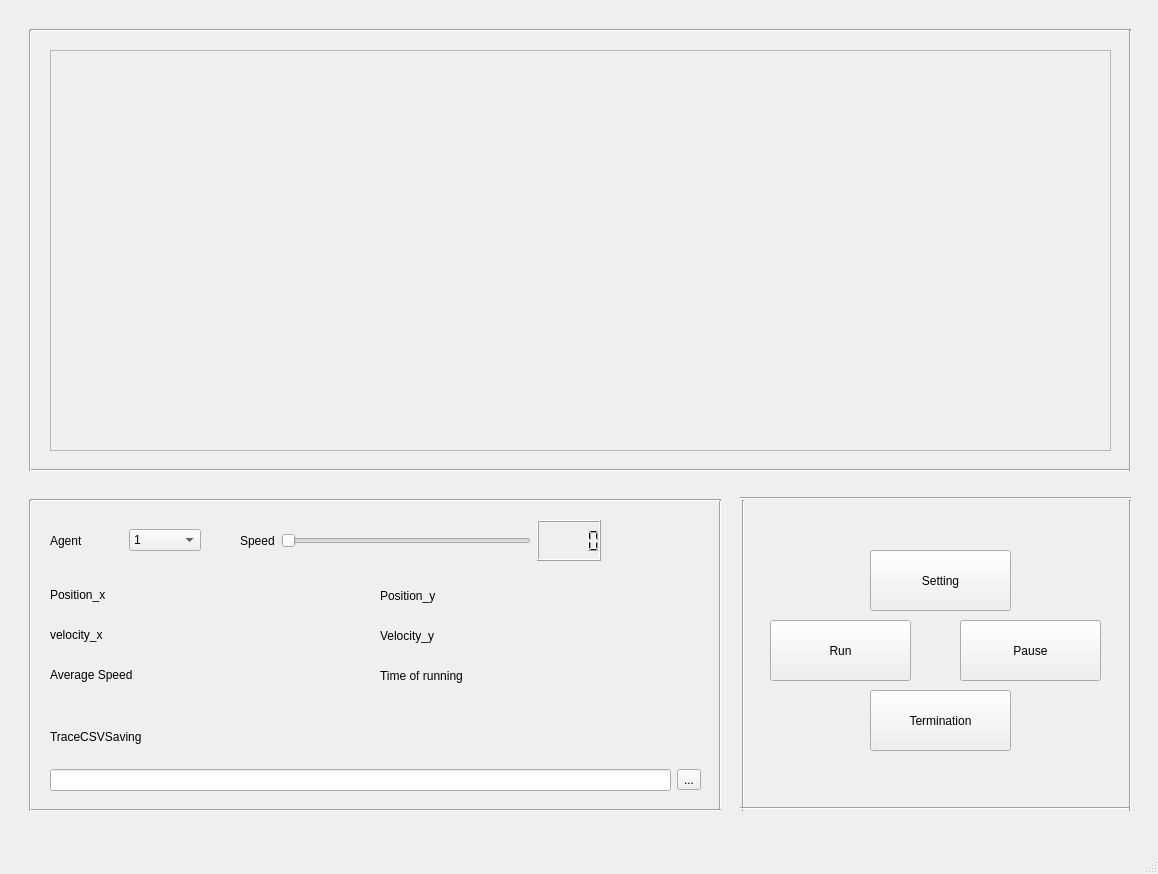
my-HenryS/pypeds, file pypeds/gui/ui/mainwindow_main.ui: the form before one commit.
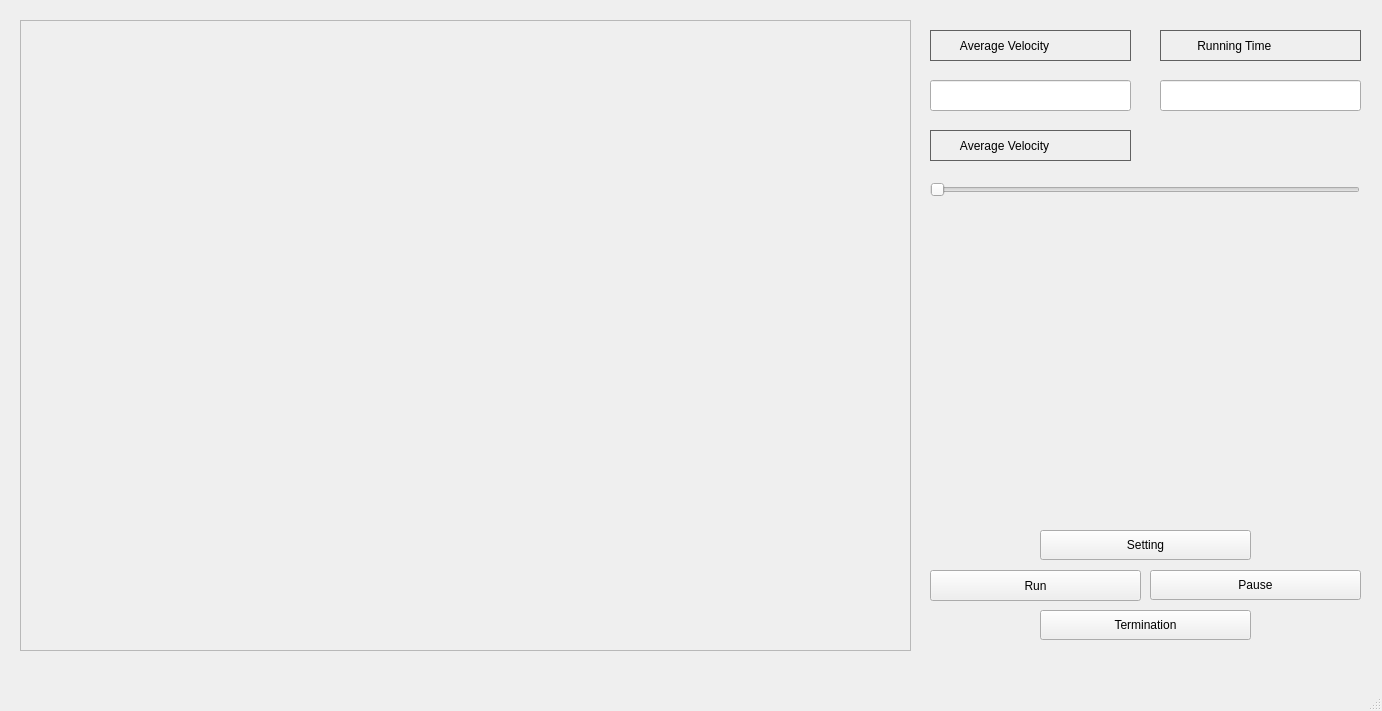
The form after the commit.

Diff of the .ui file:
```diff
--- a/pypeds/gui/ui/mainwindow_main.ui
+++ b/pypeds/gui/ui/mainwindow_main.ui
@@ -6,141 +6,21 @@
    <rect>
     <x>0</x>
     <y>0</y>
-    <width>1158</width>
-    <height>874</height>
+    <width>1382</width>
+    <height>711</height>
    </rect>
   </property>
   <property name="windowTitle">
    <string>MainWindow</string>
   </property>
   <widget class="QWidget" name="centralwidget">
-   <widget class="QLabel" name="label_6">
-    <property name="geometry">
-     <rect>
-      <x>50</x>
-      <y>580</y>
-      <width>71</width>
-      <height>29</height>
-     </rect>
-    </property>
-    <property name="text">
-     <string>Position_x</string>
-    </property>
-   </widget>
-   <widget class="Line" name="line_12">
-    <property name="geometry">
-     <rect>
-      <x>710</x>
-      <y>500</y>
-      <width>20</width>
-      <height>311</height>
-     </rect>
-    </property>
-    <property name="orientation">
-     <enum>Qt::Vertical</enum>
-    </property>
-   </widget>
-   <widget class="QLabel" name="label_9">
-    <property name="geometry">
-     <rect>
-      <x>380</x>
-      <y>620</y>
-      <width>71</width>
-      <height>31</height>
-     </rect>
-    </property>
-    <property name="text">
-     <string>Velocity_y</string>
-    </property>
-   </widget>
-   <widget class="Line" name="line_9">
-    <property name="geometry">
-     <rect>
-      <x>30</x>
-      <y>800</y>
-      <width>691</width>
-      <height>20</height>
-     </rect>
-    </property>
-    <property name="orientation">
-     <enum>Qt::Horizontal</enum>
-    </property>
-   </widget>
-   <widget class="QLabel" name="label_15">
-    <property name="geometry">
-     <rect>
-      <x>50</x>
-      <y>660</y>
-      <width>116</width>
-      <height>29</height>
-     </rect>
-    </property>
-    <property name="text">
-     <string>Average Speed    </string>
-    </property>
-   </widget>
-   <widget class="QLabel" name="label_14">
-    <property name="geometry">
-     <rect>
-      <x>380</x>
-      <y>660</y>
-      <width>108</width>
-      <height>31</height>
-     </rect>
-    </property>
-    <property name="text">
-     <string>Time of running</string>
-    </property>
-   </widget>
-   <widget class="Line" name="line_10">
-    <property name="geometry">
-     <rect>
-      <x>30</x>
-      <y>490</y>
-      <width>691</width>
-      <height>20</height>
-     </rect>
-    </property>
-    <property name="orientation">
-     <enum>Qt::Horizontal</enum>
-    </property>
-   </widget>
-   <widget class="QWidget" name="gridLayoutWidget">
-    <property name="geometry">
-     <rect>
-      <x>50</x>
-      <y>710</y>
-      <width>651</width>
-      <height>81</height>
-     </rect>
-    </property>
-    <layout class="QGridLayout" name="gridLayout_3">
-     <item row="1" column="0">
-      <widget class="QLineEdit" name="lineEdit"/>
-     </item>
-     <item row="1" column="1">
-      <widget class="QToolButton" name="toolButton">
-       <property name="text">
-        <string>...</string>
-       </property>
-      </widget>
-     </item>
-     <item row="0" column="0">
-      <widget class="QLabel" name="label_5">
-       <property name="text">
-        <string>TraceCSVSaving</string>
-       </property>
-      </widget>
-     </item>
-    </layout>
-   </widget>
    <widget class="QScrollArea" name="scrollArea">
     <property name="geometry">
      <rect>
-      <x>50</x>
-      <y>50</y>
-      <width>1061</width>
-      <height>401</height>
+      <x>20</x>
+      <y>20</y>
+      <width>891</width>
+      <height>631</height>
      </rect>
     </property>
     <property name="widgetResizable">
@@ -151,183 +31,19 @@
       <rect>
        <x>0</x>
        <y>0</y>
-       <width>1059</width>
-       <height>399</height>
+       <width>889</width>
+       <height>629</height>
       </rect>
      </property>
     </widget>
    </widget>
-   <widget class="QLabel" name="label_8">
-    <property name="geometry">
-     <rect>
-      <x>50</x>
-      <y>620</y>
-      <width>68</width>
-      <height>29</height>
-     </rect>
-    </property>
-    <property name="text">
-     <string>velocity_x</string>
-    </property>
-   </widget>
-   <widget class="QWidget" name="horizontalLayoutWidget_3">
-    <property name="geometry">
-     <rect>
-      <x>50</x>
-      <y>520</y>
-      <width>151</width>
-      <height>41</height>
-     </rect>
-    </property>
-    <layout class="QHBoxLayout" name="horizontalLayout_3">
-     <item>
-      <widget class="QLabel" name="label_10">
-       <property name="text">
-        <string>Agent</string>
-       </property>
-      </widget>
-     </item>
-     <item>
-      <widget class="QComboBox" name="comboBox_3">
-       <item>
-        <property name="text">
-         <string>1</string>
-        </property>
-       </item>
-       <item>
-        <property name="text">
-         <string>2</string>
-        </property>
-       </item>
-       <item>
-        <property name="text">
-         <string>3</string>
-        </property>
-       </item>
-       <item>
-        <property name="text">
-         <string>4</string>
-        </property>
-       </item>
-       <item>
-        <property name="text">
-         <string>5</string>
-        </property>
-       </item>
-       <item>
-        <property name="text">
-         <string>6</string>
-        </property>
-       </item>
-       <item>
-        <property name="text">
-         <string>7</string>
-        </property>
-       </item>
-       <item>
-        <property name="text">
-         <string>8</string>
-        </property>
-       </item>
-       <item>
-        <property name="text">
-         <string>9</string>
-        </property>
-       </item>
-       <item>
-        <property name="text">
-         <string>10</string>
-        </property>
-       </item>
-      </widget>
-     </item>
-    </layout>
-   </widget>
-   <widget class="Line" name="line_11">
-    <property name="geometry">
-     <rect>
-      <x>20</x>
-      <y>500</y>
-      <width>20</width>
-      <height>311</height>
-     </rect>
-    </property>
-    <property name="orientation">
-     <enum>Qt::Vertical</enum>
-    </property>
-   </widget>
-   <widget class="QLabel" name="label_7">
-    <property name="geometry">
-     <rect>
-      <x>380</x>
-      <y>580</y>
-      <width>81</width>
-      <height>31</height>
-     </rect>
-    </property>
-    <property name="text">
-     <string>Position_y</string>
-    </property>
-   </widget>
-   <widget class="Line" name="line_13">
-    <property name="geometry">
-     <rect>
-      <x>30</x>
-      <y>460</y>
-      <width>1101</width>
-      <height>20</height>
-     </rect>
-    </property>
-    <property name="orientation">
-     <enum>Qt::Horizontal</enum>
-    </property>
-   </widget>
-   <widget class="Line" name="line_14">
-    <property name="geometry">
-     <rect>
-      <x>30</x>
-      <y>20</y>
-      <width>1101</width>
-      <height>20</height>
-     </rect>
-    </property>
-    <property name="orientation">
-     <enum>Qt::Horizontal</enum>
-    </property>
-   </widget>
-   <widget class="Line" name="line">
-    <property name="geometry">
-     <rect>
-      <x>20</x>
-      <y>30</y>
-      <width>20</width>
-      <height>441</height>
-     </rect>
-    </property>
-    <property name="orientation">
-     <enum>Qt::Vertical</enum>
-    </property>
-   </widget>
-   <widget class="Line" name="line_2">
-    <property name="geometry">
-     <rect>
-      <x>1120</x>
-      <y>30</y>
-      <width>20</width>
-      <height>441</height>
-     </rect>
-    </property>
-    <property name="orientation">
-     <enum>Qt::Vertical</enum>
-    </property>
-   </widget>
    <widget class="QPushButton" name="pushButton">
     <property name="geometry">
      <rect>
-      <x>870</x>
-      <y>550</y>
-      <width>141</width>
-      <height>61</height>
+      <x>1040</x>
+      <y>530</y>
+      <width>211</width>
+      <height>30</height>
      </rect>
     </property>
     <property name="text">
@@ -337,10 +53,10 @@
    <widget class="QPushButton" name="pushButton_2">
     <property name="geometry">
      <rect>
-      <x>770</x>
-      <y>620</y>
-      <width>141</width>
-      <height>61</height>
+      <x>930</x>
+      <y>570</y>
+      <width>211</width>
+      <height>31</height>
      </rect>
     </property>
     <property name="text">
@@ -350,10 +66,10 @@
    <widget class="QPushButton" name="pushButton_3">
     <property name="geometry">
      <rect>
-      <x>870</x>
-      <y>690</y>
-      <width>141</width>
-      <height>61</height>
+      <x>1040</x>
+      <y>610</y>
+      <width>211</width>
+      <height>30</height>
      </rect>
     </property>
     <property name="text">
@@ -363,182 +79,128 @@
    <widget class="QPushButton" name="pushButton_4">
     <property name="geometry">
      <rect>
-      <x>960</x>
-      <y>620</y>
-      <width>141</width>
-      <height>61</height>
+      <x>1150</x>
+      <y>570</y>
+      <width>211</width>
+      <height>30</height>
      </rect>
     </property>
     <property name="text">
      <string>Pause</string>
     </property>
    </widget>
-   <widget class="Line" name="line_3">
-    <property name="geometry">
-     <rect>
-      <x>733</x>
-      <y>500</y>
-      <width>20</width>
-      <height>311</height>
-     </rect>
-    </property>
-    <property name="orientation">
-     <enum>Qt::Vertical</enum>
-    </property>
-   </widget>
-   <widget class="Line" name="line_4">
-    <property name="geometry">
-     <rect>
-      <x>740</x>
-      <y>490</y>
-      <width>391</width>
-      <height>16</height>
-     </rect>
-    </property>
-    <property name="orientation">
-     <enum>Qt::Horizontal</enum>
-    </property>
-   </widget>
-   <widget class="Line" name="line_5">
-    <property name="geometry">
-     <rect>
-      <x>740</x>
-      <y>800</y>
-      <width>391</width>
-      <height>16</height>
-     </rect>
-    </property>
-    <property name="orientation">
-     <enum>Qt::Horizontal</enum>
-    </property>
-   </widget>
-   <widget class="Line" name="line_6">
-    <property name="geometry">
-     <rect>
-      <x>1120</x>
-      <y>500</y>
-      <width>20</width>
-      <height>311</height>
-     </rect>
-    </property>
-    <property name="orientation">
-     <enum>Qt::Vertical</enum>
-    </property>
-   </widget>
    <widget class="QLabel" name="label">
     <property name="geometry">
      <rect>
-      <x>140</x>
-      <y>580</y>
-      <width>131</width>
+      <x>930</x>
+      <y>30</y>
+      <width>201</width>
       <height>31</height>
      </rect>
     </property>
+    <property name="styleSheet">
+     <string notr="true">QLabel{
+
+     border-width: 1px;
+
+     border-style: solid;
+
+     border-color: rgb(96, 96, 96);
+
+}</string>
+    </property>
     <property name="text">
-     <string/>
+     <string>        Average Velocity</string>
     </property>
    </widget>
    <widget class="QLabel" name="label_2">
     <property name="geometry">
      <rect>
-      <x>140</x>
-      <y>620</y>
-      <width>131</width>
+      <x>1160</x>
+      <y>30</y>
+      <width>201</width>
       <height>31</height>
      </rect>
     </property>
+    <property name="styleSheet">
+     <string notr="true">QLabel{
+
+     border-width: 1px;
+
+     border-style: solid;
+
+     border-color: rgb(96, 96, 96);
+
+}</string>
+    </property>
     <property name="text">
-     <string/>
+     <string>          Running Time</string>
+    </property>
+   </widget>
+   <widget class="QLineEdit" name="lineEdit">
+    <property name="geometry">
+     <rect>
+      <x>930</x>
+      <y>80</y>
+      <width>201</width>
+      <height>31</height>
+     </rect>
+    </property>
+   </widget>
+   <widget class="QLineEdit" name="lineEdit_2">
+    <property name="geometry">
+     <rect>
+      <x>1160</x>
+      <y>80</y>
+      <width>201</width>
+      <height>31</height>
+     </rect>
     </property>
    </widget>
    <widget class="QLabel" name="label_3">
     <property name="geometry">
      <rect>
-      <x>160</x>
-      <y>660</y>
-      <width>131</width>
+      <x>930</x>
+      <y>130</y>
+      <width>201</width>
       <height>31</height>
      </rect>
     </property>
-    <property name="text">
-     <string/>
+    <property name="styleSheet">
+     <string notr="true">QLabel{
+
+     border-width: 1px;
+
+     border-style: solid;
+
+     border-color: rgb(96, 96, 96);
+
+}</string>
     </property>
-   </widget>
-   <widget class="QLabel" name="label_4">
-    <property name="geometry">
-     <rect>
-      <x>500</x>
-      <y>660</y>
-      <width>131</width>
-      <height>31</height>
-     </rect>
-    </property>
     <property name="text">
-     <string/>
+     <string>        Average Velocity</string>
     </property>
    </widget>
-   <widget class="QLabel" name="label_11">
+   <widget class="QSlider" name="horizontalSlider">
     <property name="geometry">
      <rect>
-      <x>460</x>
-      <y>620</y>
-      <width>131</width>
-      <height>31</height>
+      <x>930</x>
+      <y>180</y>
+      <width>430</width>
+      <height>20</height>
      </rect>
     </property>
-    <property name="text">
-     <string/>
+    <property name="orientation">
+     <enum>Qt::Horizontal</enum>
     </property>
    </widget>
-   <widget class="QLabel" name="label_12">
-    <property name="geometry">
-     <rect>
-      <x>460</x>
-      <y>580</y>
-      <width>131</width>
-      <height>31</height>
-     </rect>
-    </property>
-    <property name="text">
-     <string/>
-    </property>
-   </widget>
-   <widget class="QWidget" name="horizontalLayoutWidget">
-    <property name="geometry">
-     <rect>
-      <x>240</x>
-      <y>520</y>
-      <width>361</width>
-      <height>41</height>
-     </rect>
-    </property>
-    <layout class="QHBoxLayout" name="horizontalLayout">
-     <item>
-      <widget class="QLabel" name="label_13">
-       <property name="text">
-        <string>Speed</string>
-       </property>
-      </widget>
-     </item>
-     <item>
-      <widget class="QSlider" name="horizontalSlider">
-       <property name="orientation">
-        <enum>Qt::Horizontal</enum>
-       </property>
-      </widget>
-     </item>
-     <item>
-      <widget class="QLCDNumber" name="lcdNumber"/>
-     </item>
-    </layout>
-   </widget>
   </widget>
   <widget class="QMenuBar" name="menubar">
    <property name="geometry">
     <rect>
      <x>0</x>
      <y>0</y>
-     <width>1158</width>
+     <width>1382</width>
      <height>28</height>
     </rect>
    </property>
```
